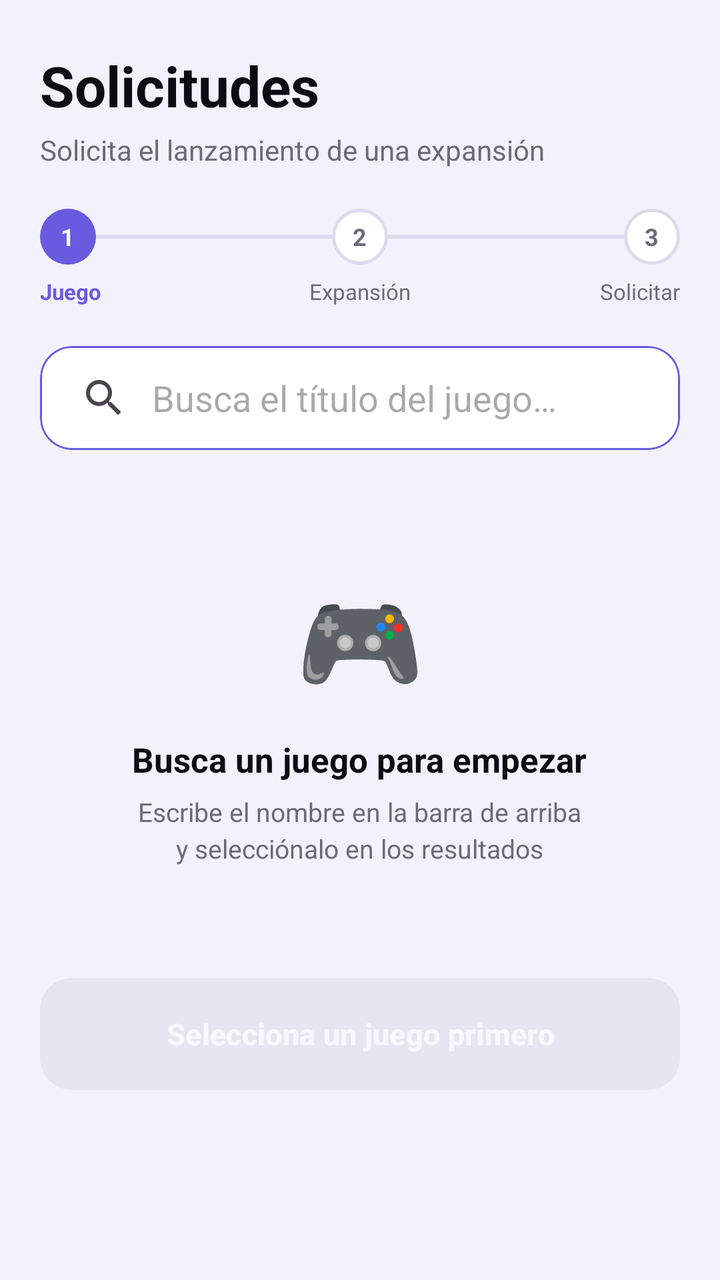
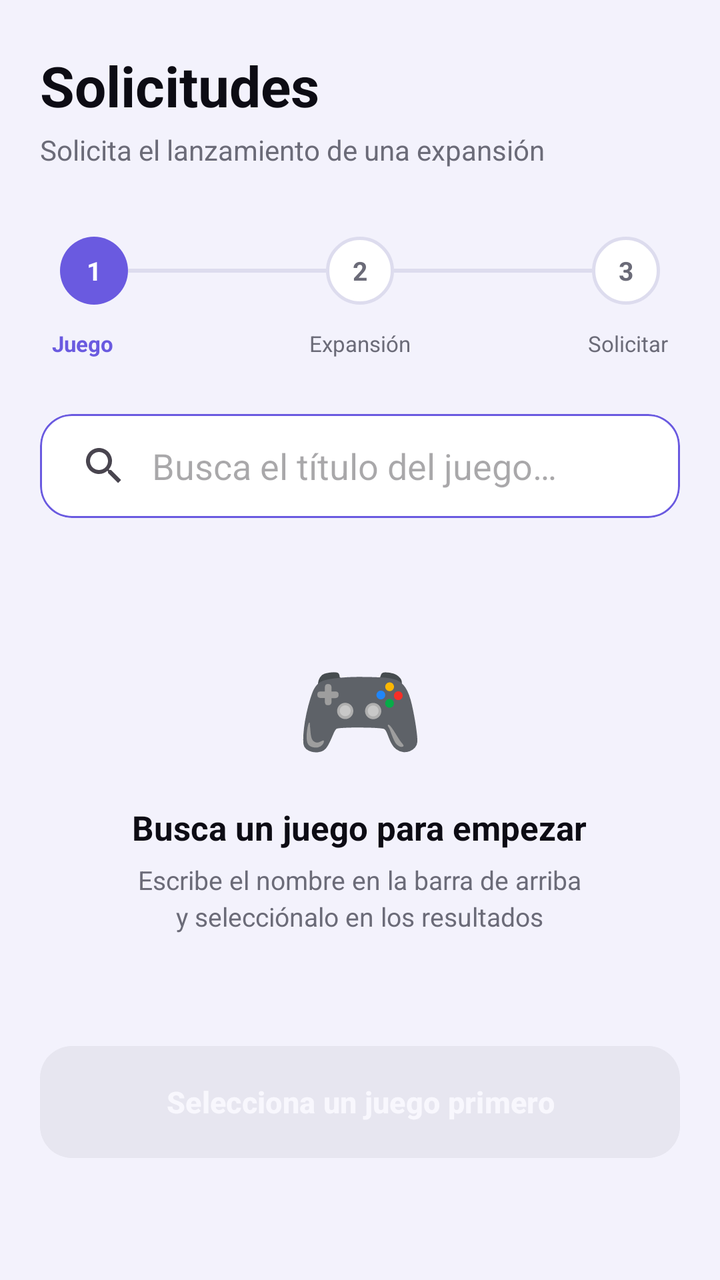

Two renders of the same Android screen: before a commit and after it. Below are the layout's source before the change and the commit's diff.
<!-- AndroidManifest.xml: application theme Theme.VortexGaming -->
<!-- res/layout/fragment_request.xml -->
<?xml version="1.0" encoding="utf-8"?>
<androidx.core.widget.NestedScrollView
    xmlns:android="http://schemas.android.com/apk/res/android"
    xmlns:app="http://schemas.android.com/apk/res-auto"
    android:layout_width="match_parent"
    android:layout_height="match_parent"
    android:background="@color/bg_main"
    android:fillViewport="true">

    <LinearLayout
        android:layout_width="match_parent"
        android:layout_height="wrap_content"
        android:orientation="vertical"
        android:paddingTop="24dp"
        android:paddingBottom="110dp">

        
        <TextView
            android:layout_width="wrap_content"
            android:layout_height="wrap_content"
            android:layout_marginHorizontal="20dp"
            android:text="Solicitudes"
            android:textColor="@color/text_primary"
            android:textSize="28sp"
            android:textStyle="bold" />

        <TextView
            android:layout_width="wrap_content"
            android:layout_height="wrap_content"
            android:layout_marginHorizontal="20dp"
            android:layout_marginTop="4dp"
            android:text="Solicita el lanzamiento de una expansión"
            android:textColor="@color/text_muted"
            android:textSize="14sp" />

        
        <LinearLayout
            android:layout_width="match_parent"
            android:layout_height="wrap_content"
            android:layout_marginHorizontal="20dp"
            android:layout_marginTop="20dp"
            android:orientation="vertical">

            
            <LinearLayout
                android:layout_width="match_parent"
                android:layout_height="wrap_content"
                android:gravity="center_vertical"
                android:orientation="horizontal">

                <FrameLayout
                    android:id="@+id/stepCircle1"
                    android:layout_width="28dp"
                    android:layout_height="28dp"
                    android:background="@drawable/bg_step_active">
                    <TextView
                        android:id="@+id/stepNum1"
                        android:layout_width="wrap_content"
                        android:layout_height="wrap_content"
                        android:layout_gravity="center"
                        android:text="1"
                        android:textColor="#FFFFFF"
                        android:textSize="12sp"
                        android:textStyle="bold" />
                </FrameLayout>

                <View
                    android:id="@+id/stepLine1"
                    android:layout_width="0dp"
                    android:layout_height="2dp"
                    android:layout_weight="1"
                    android:background="@color/stroke_subtle" />

                <FrameLayout
                    android:id="@+id/stepCircle2"
                    android:layout_width="28dp"
                    android:layout_height="28dp"
                    android:background="@drawable/bg_step_inactive">
                    <TextView
                        android:id="@+id/stepNum2"
                        android:layout_width="wrap_content"
                        android:layout_height="wrap_content"
                        android:layout_gravity="center"
                        android:text="2"
                        android:textColor="@color/text_muted"
                        android:textSize="12sp"
                        android:textStyle="bold" />
                </FrameLayout>

                <View
                    android:id="@+id/stepLine2"
                    android:layout_width="0dp"
                    android:layout_height="2dp"
                    android:layout_weight="1"
                    android:background="@color/stroke_subtle" />

                <FrameLayout
                    android:id="@+id/stepCircle3"
                    android:layout_width="28dp"
                    android:layout_height="28dp"
                    android:background="@drawable/bg_step_inactive">
                    <TextView
                        android:id="@+id/stepNum3"
                        android:layout_width="wrap_content"
                        android:layout_height="wrap_content"
                        android:layout_gravity="center"
                        android:text="3"
                        android:textColor="@color/text_muted"
                        android:textSize="12sp"
                        android:textStyle="bold" />
                </FrameLayout>
            </LinearLayout>

            
            <LinearLayout
                android:layout_width="match_parent"
                android:layout_height="wrap_content"
                android:layout_marginTop="6dp"
                android:orientation="horizontal">

                <TextView
                    android:id="@+id/stepLabel1"
                    android:layout_width="0dp"
                    android:layout_height="wrap_content"
                    android:layout_weight="1"
                    android:text="Juego"
                    android:textColor="@color/purple_accent"
                    android:textSize="11sp"
                    android:textStyle="bold" />

                <TextView
                    android:id="@+id/stepLabel2"
                    android:layout_width="0dp"
                    android:layout_height="wrap_content"
                    android:layout_weight="1"
                    android:gravity="center"
                    android:text="Expansión"
                    android:textColor="@color/text_muted"
                    android:textSize="11sp" />

                <TextView
                    android:id="@+id/stepLabel3"
                    android:layout_width="0dp"
                    android:layout_height="wrap_content"
                    android:layout_weight="1"
                    android:gravity="end"
                    android:text="Solicitar"
                    android:textColor="@color/text_muted"
                    android:textSize="11sp" />
            </LinearLayout>
        </LinearLayout>

        
        <com.google.android.material.card.MaterialCardView
            android:layout_width="match_parent"
            android:layout_height="52dp"
            android:layout_marginHorizontal="20dp"
            android:layout_marginTop="20dp"
            app:cardBackgroundColor="@color/bg_surface"
            app:cardCornerRadius="16dp"
            app:cardElevation="0dp"
            app:strokeColor="@color/purple_accent"
            app:strokeWidth="1dp">

            <androidx.appcompat.widget.SearchView
                android:id="@+id/searchViewRequest"
                android:layout_width="match_parent"
                android:layout_height="match_parent"
                app:iconifiedByDefault="false"
                app:queryBackground="@android:color/transparent"
                app:queryHint="Busca el título del juego…" />

        </com.google.android.material.card.MaterialCardView>

        
        <com.google.android.material.card.MaterialCardView
            android:id="@+id/cardResults"
            android:layout_width="match_parent"
            android:layout_height="wrap_content"
            android:layout_marginHorizontal="20dp"
            android:layout_marginTop="4dp"
            android:visibility="gone"
            app:cardBackgroundColor="@color/bg_surface"
            app:cardCornerRadius="16dp"
            app:cardElevation="4dp"
            app:strokeColor="@color/stroke_subtle"
            app:strokeWidth="1dp">

            <androidx.recyclerview.widget.RecyclerView
                android:id="@+id/rvGameResults"
                android:layout_width="match_parent"
                android:layout_height="wrap_content"
                android:nestedScrollingEnabled="false"
                android:paddingVertical="6dp" />

        </com.google.android.material.card.MaterialCardView>

        
        <LinearLayout
            android:id="@+id/viewEmptyState"
            android:layout_width="match_parent"
            android:layout_height="wrap_content"
            android:layout_marginHorizontal="20dp"
            android:layout_marginTop="28dp"
            android:gravity="center"
            android:orientation="vertical"
            android:paddingVertical="32dp">

            <TextView
                android:layout_width="wrap_content"
                android:layout_height="wrap_content"
                android:text="🎮"
                android:textSize="52sp" />

            <TextView
                android:layout_width="wrap_content"
                android:layout_height="wrap_content"
                android:layout_marginTop="14dp"
                android:text="Busca un juego para empezar"
                android:textColor="@color/text_primary"
                android:textSize="17sp"
                android:textStyle="bold"
                android:gravity="center" />

            <TextView
                android:layout_width="wrap_content"
                android:layout_height="wrap_content"
                android:layout_marginTop="6dp"
                android:text="Escribe el nombre en la barra de arriba\ny selecciónalo en los resultados"
                android:textColor="@color/text_muted"
                android:textSize="13sp"
                android:gravity="center"
                android:lineSpacingExtra="3dp" />

        </LinearLayout>

        
        <com.google.android.material.card.MaterialCardView
            android:id="@+id/cardSelectedGame"
            android:layout_width="match_parent"
            android:layout_height="wrap_content"
            android:layout_marginHorizontal="20dp"
            android:layout_marginTop="20dp"
            android:visibility="gone"
            app:cardCornerRadius="20dp"
            app:cardElevation="4dp"
            app:strokeWidth="0dp">

            <FrameLayout
                android:layout_width="match_parent"
                android:layout_height="140dp">

                <ImageView
                    android:id="@+id/ivSelectedGameBackdrop"
                    android:layout_width="match_parent"
                    android:layout_height="match_parent"
                    android:scaleType="centerCrop" />

                <View
                    android:layout_width="match_parent"
                    android:layout_height="match_parent"
                    android:background="@drawable/gradient_bottom_dark" />

                
                <LinearLayout
                    android:layout_width="match_parent"
                    android:layout_height="wrap_content"
                    android:layout_gravity="bottom"
                    android:orientation="vertical"
                    android:paddingHorizontal="14dp"
                    android:paddingBottom="12dp">

                    <TextView
                        android:id="@+id/tvSelectedGameTitle"
                        android:layout_width="match_parent"
                        android:layout_height="wrap_content"
                        android:ellipsize="end"
                        android:maxLines="1"
                        android:textColor="#FFFFFF"
                        android:textSize="16sp"
                        android:textStyle="bold"
                        android:shadowColor="#88000000"
                        android:shadowDx="0"
                        android:shadowDy="1"
                        android:shadowRadius="3" />

                    <TextView
                        android:id="@+id/tvSelectedGameRating"
                        android:layout_width="wrap_content"
                        android:layout_height="wrap_content"
                        android:layout_marginTop="2dp"
                        android:textColor="#FFD700"
                        android:textSize="12sp"
                        android:textStyle="bold" />
                </LinearLayout>

                
                <ImageButton
                    android:id="@+id/btnClearSelection"
                    android:layout_width="34dp"
                    android:layout_height="34dp"
                    android:layout_gravity="top|end"
                    android:layout_margin="10dp"
                    android:background="@drawable/bg_circle_dark"
                    android:src="@drawable/ic_close"
                    android:padding="8dp"
                    android:contentDescription="Cambiar juego"
                    app:tint="@color/chip_active_text" />

            </FrameLayout>
        </com.google.android.material.card.MaterialCardView>

        
        <com.google.android.material.card.MaterialCardView
            android:id="@+id/cardDlcSection"
            android:layout_width="match_parent"
            android:layout_height="wrap_content"
            android:layout_marginHorizontal="20dp"
            android:layout_marginTop="12dp"
            android:visibility="gone"
            app:cardBackgroundColor="@color/bg_surface"
            app:cardCornerRadius="20dp"
            app:cardElevation="0dp"
            app:strokeColor="@color/stroke_subtle"
            app:strokeWidth="1dp">

            <LinearLayout
                android:layout_width="match_parent"
                android:layout_height="wrap_content"
                android:orientation="vertical"
                android:padding="18dp">

                <LinearLayout
                    android:layout_width="match_parent"
                    android:layout_height="wrap_content"
                    android:orientation="horizontal"
                    android:gravity="center_vertical">

                    <TextView
                        android:layout_width="0dp"
                        android:layout_height="wrap_content"
                        android:layout_weight="1"
                        android:text="Expansión / DLC"
                        android:textColor="@color/text_primary"
                        android:textSize="15sp"
                        android:textStyle="bold" />

                    
                    <ProgressBar
                        android:id="@+id/progressDlc"
                        android:layout_width="20dp"
                        android:layout_height="20dp"
                        android:visibility="gone"
                        android:indeterminateTint="@color/purple_accent" />
                </LinearLayout>

                <TextView
                    android:layout_width="wrap_content"
                    android:layout_height="wrap_content"
                    android:layout_marginTop="2dp"
                    android:text="Selecciona la expansión que deseas"
                    android:textColor="@color/text_muted"
                    android:textSize="12sp" />

                
                <com.google.android.material.textfield.TextInputLayout
                    android:id="@+id/tilExpansion"
                    style="@style/Widget.Material3.TextInputLayout.OutlinedBox.ExposedDropdownMenu"
                    android:layout_width="match_parent"
                    android:layout_height="wrap_content"
                    android:layout_marginTop="14dp"
                    android:hint="Elige una expansión…">

                    <com.google.android.material.textfield.MaterialAutoCompleteTextView
                        android:id="@+id/actvExpansion"
                        android:layout_width="match_parent"
                        android:layout_height="wrap_content"
                        android:inputType="none"
                        android:textColor="@color/text_primary"
                        android:textSize="14sp" />

                </com.google.android.material.textfield.TextInputLayout>

            </LinearLayout>
        </com.google.android.material.card.MaterialCardView>

        
        <com.google.android.material.card.MaterialCardView
            android:id="@+id/cardNoDlc"
            android:layout_width="match_parent"
            android:layout_height="wrap_content"
            android:layout_marginHorizontal="20dp"
            android:layout_marginTop="12dp"
            android:visibility="gone"
            app:cardBackgroundColor="@color/bg_surface"
            app:cardCornerRadius="16dp"
            app:cardElevation="0dp"
            app:strokeColor="@color/stroke_subtle"
            app:strokeWidth="1dp">

            <LinearLayout
                android:layout_width="match_parent"
                android:layout_height="wrap_content"
                android:gravity="center"
                android:orientation="vertical"
                android:padding="28dp">

                <TextView
                    android:layout_width="wrap_content"
                    android:layout_height="wrap_content"
                    android:text="😕"
                    android:textSize="36sp" />

                <TextView
                    android:layout_width="wrap_content"
                    android:layout_height="wrap_content"
                    android:layout_marginTop="10dp"
                    android:text="Sin expansiones disponibles"
                    android:textColor="@color/text_primary"
                    android:textSize="15sp"
                    android:textStyle="bold"
                    android:gravity="center" />

                <TextView
                    android:layout_width="wrap_content"
                    android:layout_height="wrap_content"
                    android:layout_marginTop="4dp"
                    android:text="Este juego no tiene DLCs registrados"
                    android:textColor="@color/text_muted"
                    android:textSize="13sp"
                    android:gravity="center" />
            </LinearLayout>
        </com.google.android.material.card.MaterialCardView>

        
        <Button
            android:id="@+id/btn_request"
            android:layout_width="match_parent"
            android:layout_height="56dp"
            android:layout_marginHorizontal="20dp"
            android:layout_marginTop="24dp"
            android:background="@drawable/bg_button_primary"
            android:backgroundTint="@null"
            android:enabled="false"
            android:alpha="0.45"
            android:text="Selecciona un juego primero"
            android:textAllCaps="false"
            android:textColor="#FFFFFF"
            android:textSize="15sp"
            android:textStyle="bold" />

    </LinearLayout>
</androidx.core.widget.NestedScrollView>
<!-- resources referenced by this layout -->
<resources>
  <color name="bg_main">#F3F2FC</color>
  <color name="bg_surface">#FFFFFF</color>
  <color name="chip_active_text">#FFFFFF</color>
  <color name="purple_accent">#6A5AE0</color>
  <color name="stroke_subtle">#DDDCEE</color>
  <color name="text_muted">#6B6B78</color>
  <color name="text_primary">#0D0C14</color>
  <!-- drawable bg_button_primary (drawable) -->
  <?xml version="1.0" encoding="utf-8"?>
  <shape xmlns:android="http://schemas.android.com/apk/res/android"
      android:shape="rectangle">
      <solid android:color="@color/purple_accent" />
      <corners android:radius="16dp" />
  </shape>
  <!-- drawable bg_circle_dark (drawable) -->
  <?xml version="1.0" encoding="utf-8"?>
  <shape xmlns:android="http://schemas.android.com/apk/res/android"
      android:shape="oval">
      <solid android:color="#AA000000" />
  </shape>
  <!-- drawable bg_step_active (drawable) -->
  <?xml version="1.0" encoding="utf-8"?>
  <shape xmlns:android="http://schemas.android.com/apk/res/android"
      android:shape="oval">
      <solid android:color="@color/purple_accent" />
  </shape>
  <!-- drawable bg_step_inactive (drawable) -->
  <?xml version="1.0" encoding="utf-8"?>
  <shape xmlns:android="http://schemas.android.com/apk/res/android"
      android:shape="oval">
      <solid android:color="@color/bg_surface" />
      <stroke android:width="1.5dp" android:color="@color/stroke_subtle" />
  </shape>
  <!-- drawable gradient_bottom_dark (drawable) -->
  <?xml version="1.0" encoding="utf-8"?>
  <shape xmlns:android="http://schemas.android.com/apk/res/android">
      <gradient
          android:angle="270"
          android:startColor="#00000000"
          android:endColor="#E6000000"
          android:type="linear" />
  </shape>
  <!-- drawable ic_close (drawable) -->
  <vector xmlns:android="http://schemas.android.com/apk/res/android"
      android:width="24dp"
      android:height="24dp"
      android:viewportWidth="24"
      android:viewportHeight="24">
      <path
          android:strokeColor="#FFFFFF"
          android:strokeWidth="2.2"
          android:strokeLineCap="round"
          android:pathData="M18,6 L6,18" />
      <path
          android:strokeColor="#FFFFFF"
          android:strokeWidth="2.2"
          android:strokeLineCap="round"
          android:pathData="M6,6 L18,18" />
  </vector>
  <style name="Theme.VortexGaming" parent="Base.Theme.VortexGaming" />
  <style name="Base.Theme.VortexGaming" parent="Theme.Material3.DayNight.NoActionBar">
          <item name="colorPrimary">@color/purple_accent</item>
          <item name="colorPrimaryVariant">@color/purple_accent</item>
          <item name="colorOnPrimary">@color/chip_active_text</item>
          <item name="colorSecondary">@color/purple_accent</item>
          <item name="colorSurface">@color/bg_surface</item>
          <item name="colorOnSurface">@color/text_primary</item>
          <item name="android:colorBackground">@color/bg_main</item>
          <item name="android:statusBarColor">@android:color/transparent</item>
          <item name="android:navigationBarColor">@android:color/transparent</item>
          
          <item name="android:windowLightStatusBar" tools:targetApi="23">true</item>
          <item name="android:windowLightNavigationBar" tools:targetApi="27">true</item>
          
          <item name="textInputStyle">@style/Widget.MaterialComponents.TextInputLayout.OutlinedBox</item>
      </style>
</resources>

<!-- the commit's change to res/layout/fragment_request.xml (unified diff, before → after) -->
@@ -12,7 +12,9 @@
         android:layout_height="wrap_content"
         android:orientation="vertical"
         android:paddingTop="24dp"
-        android:paddingBottom="110dp">
+        android:paddingBottom="110dp"
+        android:clipChildren="false"
+        android:clipToPadding="false">
 
         
         <TextView
@@ -39,19 +41,27 @@
             android:layout_height="wrap_content"
             android:layout_marginHorizontal="20dp"
             android:layout_marginTop="20dp"
-            android:orientation="vertical">
+            android:orientation="vertical"
+            android:clipChildren="false"
+            android:clipToPadding="false"
+            android:paddingHorizontal="6dp"
+            android:paddingVertical="8dp">
 
             
             <LinearLayout
                 android:layout_width="match_parent"
                 android:layout_height="wrap_content"
                 android:gravity="center_vertical"
-                android:orientation="horizontal">
+                android:orientation="horizontal"
+                android:clipChildren="false"
+                android:clipToPadding="false"
+                android:paddingHorizontal="4dp"
+                android:paddingVertical="6dp">
 
                 <FrameLayout
                     android:id="@+id/stepCircle1"
-                    android:layout_width="28dp"
-                    android:layout_height="28dp"
+                    android:layout_width="34dp"
+                    android:layout_height="34dp"
                     android:background="@drawable/bg_step_active">
                     <TextView
                         android:id="@+id/stepNum1"
@@ -60,7 +70,7 @@
                         android:layout_gravity="center"
                         android:text="1"
                         android:textColor="#FFFFFF"
-                        android:textSize="12sp"
+                        android:textSize="13sp"
                         android:textStyle="bold" />
                 </FrameLayout>
 
@@ -73,8 +83,8 @@
 
                 <FrameLayout
                     android:id="@+id/stepCircle2"
-                    android:layout_width="28dp"
-                    android:layout_height="28dp"
+                    android:layout_width="34dp"
+                    android:layout_height="34dp"
                     android:background="@drawable/bg_step_inactive">
                     <TextView
                         android:id="@+id/stepNum2"
@@ -83,7 +93,7 @@
                         android:layout_gravity="center"
                         android:text="2"
                         android:textColor="@color/text_muted"
-                        android:textSize="12sp"
+                        android:textSize="13sp"
                         android:textStyle="bold" />
                 </FrameLayout>
 
@@ -96,8 +106,8 @@
 
                 <FrameLayout
                     android:id="@+id/stepCircle3"
-                    android:layout_width="28dp"
-                    android:layout_height="28dp"
+                    android:layout_width="34dp"
+                    android:layout_height="34dp"
                     android:background="@drawable/bg_step_inactive">
                     <TextView
                         android:id="@+id/stepNum3"
@@ -106,7 +116,7 @@
                         android:layout_gravity="center"
                         android:text="3"
                         android:textColor="@color/text_muted"
-                        android:textSize="12sp"
+                        android:textSize="13sp"
                         android:textStyle="bold" />
                 </FrameLayout>
             </LinearLayout>
